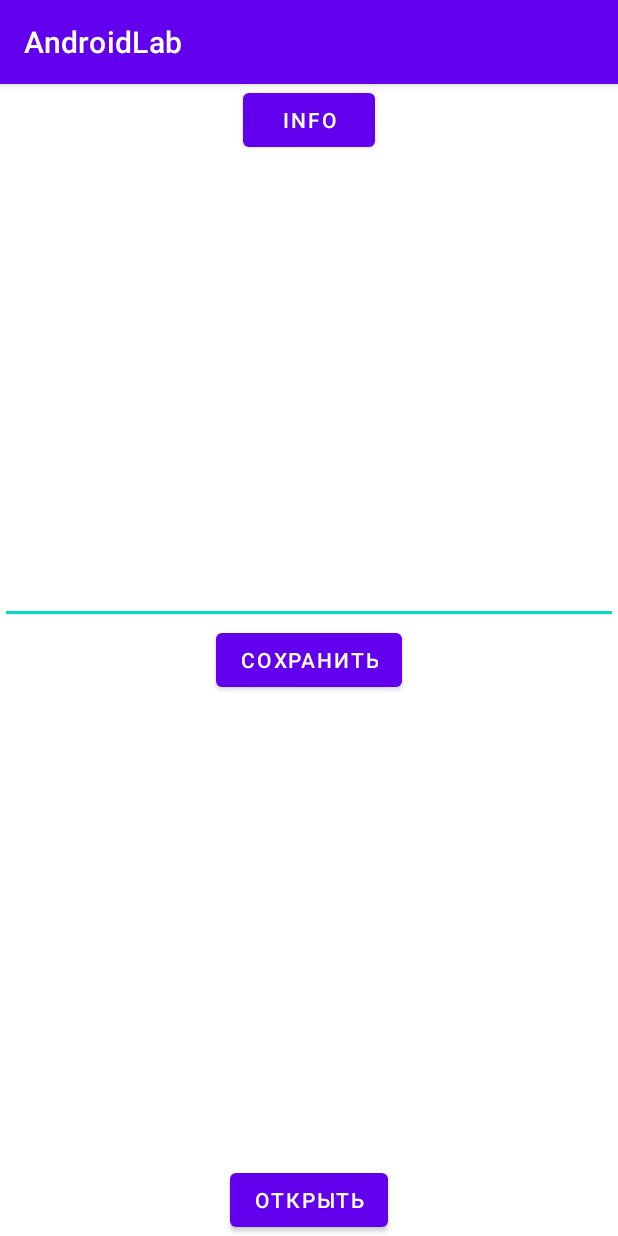
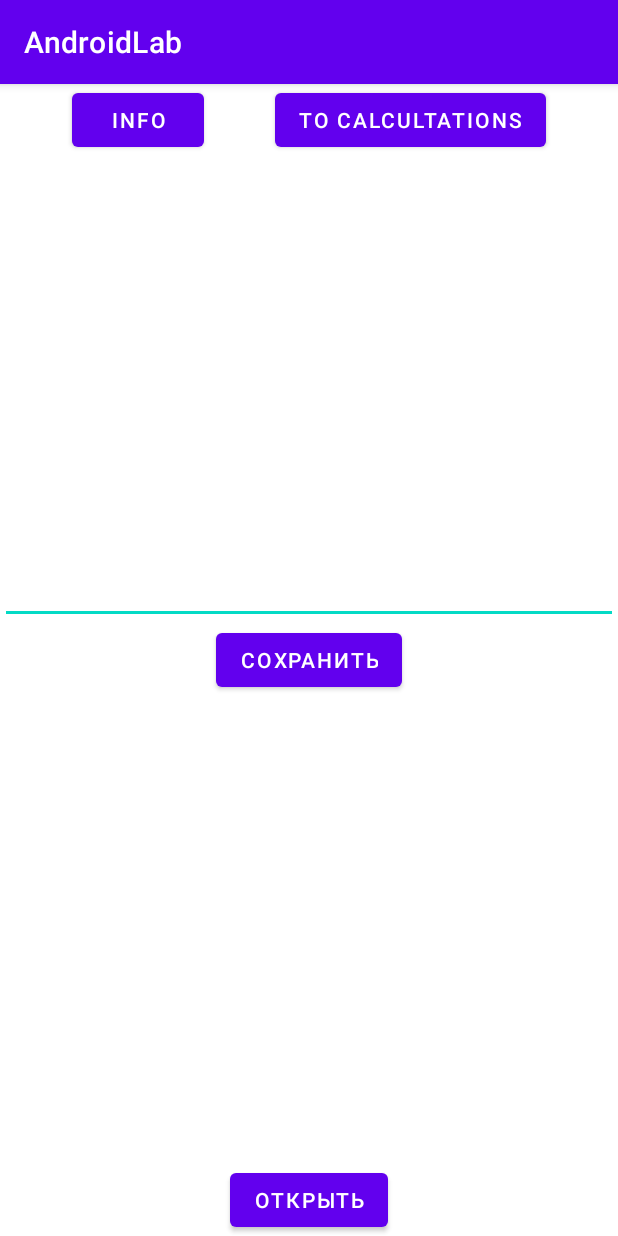
Before and after one commit to Cycxyz/AndroidApp, an Android app: the screen it shows after launch (MainActivity), on a phone screen of 412 x 824 dp. Run offline under Robolectric (Android 15) with nearby library versions, the phone set to English and light mode, and no system bars.

Commit message:
add: activity function, it's content, function goBack

```diff
--- a/app/src/main/java/com/project/androidlab/MainActivity.java
+++ b/app/src/main/java/com/project/androidlab/MainActivity.java
@@ -62,4 +62,9 @@ public class MainActivity extends AppCompatActivity {
     {
         startActivity(new Intent(this, InfoActivity.class));
     }
+
+    public void goToFunctionType(View view)
+    {
+        startActivity(new Intent(this, FunctionTypeActivity.class));
+    }
 }
--- a/app/src/main/res/layout/activity_info.xml
+++ b/app/src/main/res/layout/activity_info.xml
@@ -13,6 +13,7 @@
         android:layout_marginStart="16dp"
         android:layout_marginTop="16dp"
         android:layout_marginBottom="624dp"
+        android:contentDescription="my photo"
         app:layout_constraintBottom_toBottomOf="parent"
         app:layout_constraintEnd_toStartOf="@+id/textView"
         app:layout_constraintStart_toStartOf="parent"
@@ -39,7 +40,7 @@
         android:layout_marginStart="21dp"
         android:layout_marginTop="44dp"
         android:onClick="goBack"
-        android:text="Back"
+        android:text="@string/back"
         app:layout_constraintStart_toStartOf="parent"
         app:layout_constraintTop_toBottomOf="@+id/imageView" />
 </androidx.constraintlayout.widget.ConstraintLayout>
--- a/app/src/main/res/layout/activity_main.xml
+++ b/app/src/main/res/layout/activity_main.xml
@@ -36,19 +36,20 @@
         android:gravity="start"
         android:textSize="18sp"
 
+        app:layout_constraintBottom_toTopOf="@+id/open_text"
         app:layout_constraintLeft_toLeftOf="parent"
         app:layout_constraintRight_toRightOf="parent"
-        app:layout_constraintBottom_toTopOf="@+id/open_text"
         app:layout_constraintTop_toBottomOf="@+id/save_text" />
+
     <Button
         android:id="@+id/open_text"
         android:layout_width="wrap_content"
         android:layout_height="wrap_content"
         android:onClick="openText"
         android:text="Открыть"
+        app:layout_constraintBottom_toBottomOf="parent"
         app:layout_constraintLeft_toLeftOf="parent"
         app:layout_constraintRight_toRightOf="parent"
-        app:layout_constraintBottom_toBottomOf="parent"
         app:layout_constraintTop_toBottomOf="@+id/text" />
 
     <Button
@@ -58,8 +59,19 @@
         android:onClick="goToInfo"
         android:text="Info"
         app:layout_constraintBottom_toTopOf="@+id/editor"
-        app:layout_constraintEnd_toEndOf="parent"
+        app:layout_constraintEnd_toStartOf="@+id/button3"
         app:layout_constraintStart_toStartOf="parent"
         app:layout_constraintTop_toTopOf="parent" />
 
+    <Button
+        android:id="@+id/button3"
+        android:layout_width="wrap_content"
+        android:layout_height="wrap_content"
+        android:onClick="goToFunctionType"
+        android:text="To calcultations"
+        app:layout_constraintBottom_toTopOf="@+id/editor"
+        app:layout_constraintEnd_toEndOf="parent"
+        app:layout_constraintStart_toEndOf="@+id/button"
+        app:layout_constraintTop_toTopOf="parent" />
+
 </androidx.constraintlayout.widget.ConstraintLayout>
```
Also changed, not shown: app/src/main/AndroidManifest.xml (+7 -0 lines), app/src/main/java/com/project/androidlab/FunctionTypeActivity.java (added, +26 -0 lines), app/src/main/res/layout/activity_function_type.xml (added, +57 -0 lines), app/src/main/res/values/strings.xml (+7 -0 lines).
